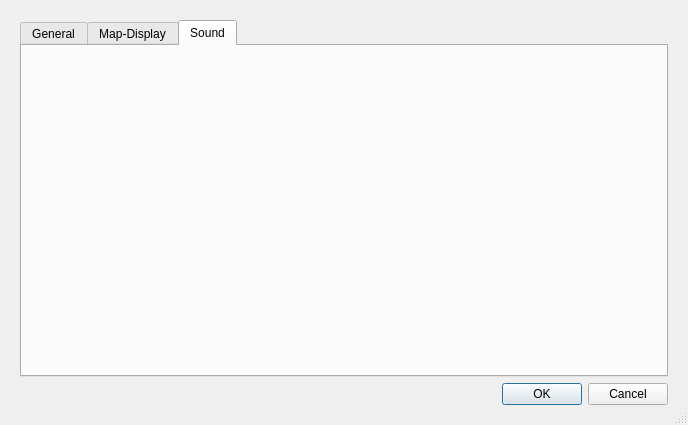
First picture: the form in src/vi/ui/Settings.ui, repository Subtalime/vintel, before the edit.
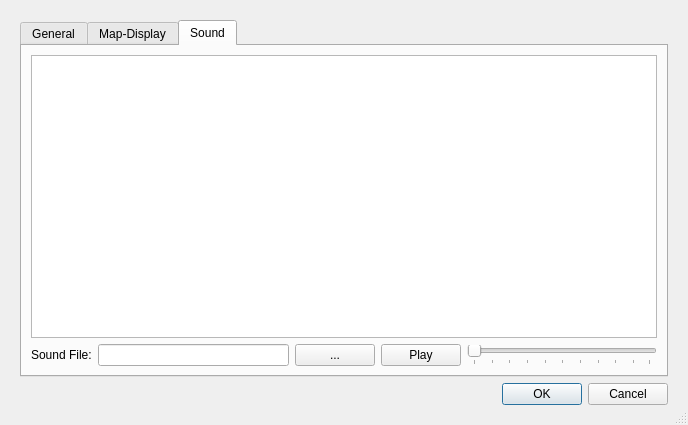
Second picture: the form after the edit. The open tabs and pages were chosen to show the change.

Commit message: merged Sound-Settings into Settings

```diff
--- a/src/vi/ui/Settings.ui
+++ b/src/vi/ui/Settings.ui
@@ -213,6 +213,45 @@
          <attribute name="title">
           <string>Sound</string>
          </attribute>
+         <layout class="QGridLayout" name="gridLayout_7">
+          <item row="0" column="0" colspan="5">
+           <widget class="QTableView" name="lstSound"/>
+          </item>
+          <item row="1" column="0">
+           <widget class="QLabel" name="label_8">
+            <property name="text">
+             <string>Sound File:</string>
+            </property>
+           </widget>
+          </item>
+          <item row="1" column="1">
+           <widget class="QLineEdit" name="txtSound"/>
+          </item>
+          <item row="1" column="2">
+           <widget class="QPushButton" name="btnSoundSearch">
+            <property name="text">
+             <string>...</string>
+            </property>
+           </widget>
+          </item>
+          <item row="1" column="3">
+           <widget class="QPushButton" name="btnPlay">
+            <property name="text">
+             <string>Play</string>
+            </property>
+           </widget>
+          </item>
+          <item row="1" column="4">
+           <widget class="QSlider" name="sliderVolume">
+            <property name="orientation">
+             <enum>Qt::Horizontal</enum>
+            </property>
+            <property name="tickPosition">
+             <enum>QSlider::TicksBelow</enum>
+            </property>
+           </widget>
+          </item>
+         </layout>
         </widget>
        </widget>
       </item>
```
The commit also changes 2 other files.
